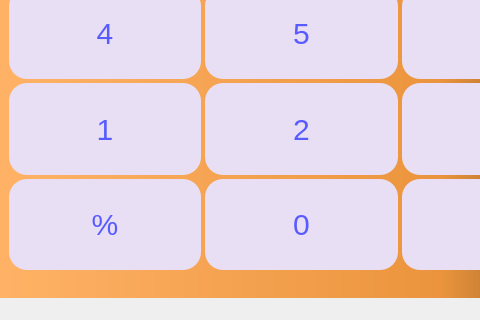
The window that mainwindow.ui (siddhi-bughani/oop-GUI-calculator) describes before a commit, drawn with Qt 5; both pictures show x 0 to 480 and y 280 to 600 of the 800 by 600 pixel window.
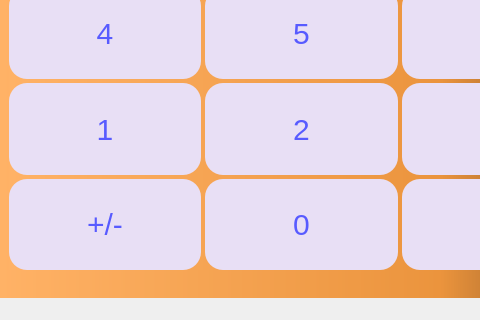
The same window after the commit.

Commit message: did error handling

```diff
--- a/mainwindow.ui
+++ b/mainwindow.ui
@@ -735,7 +735,7 @@
 </string>
          </property>
          <property name="text">
-          <string>%</string>
+          <string>+/-</string>
          </property>
         </widget>
        </item>
```
Left out of the diff: 2 changed lines with no effect on the pictures. The commit also changes 2 other files.
